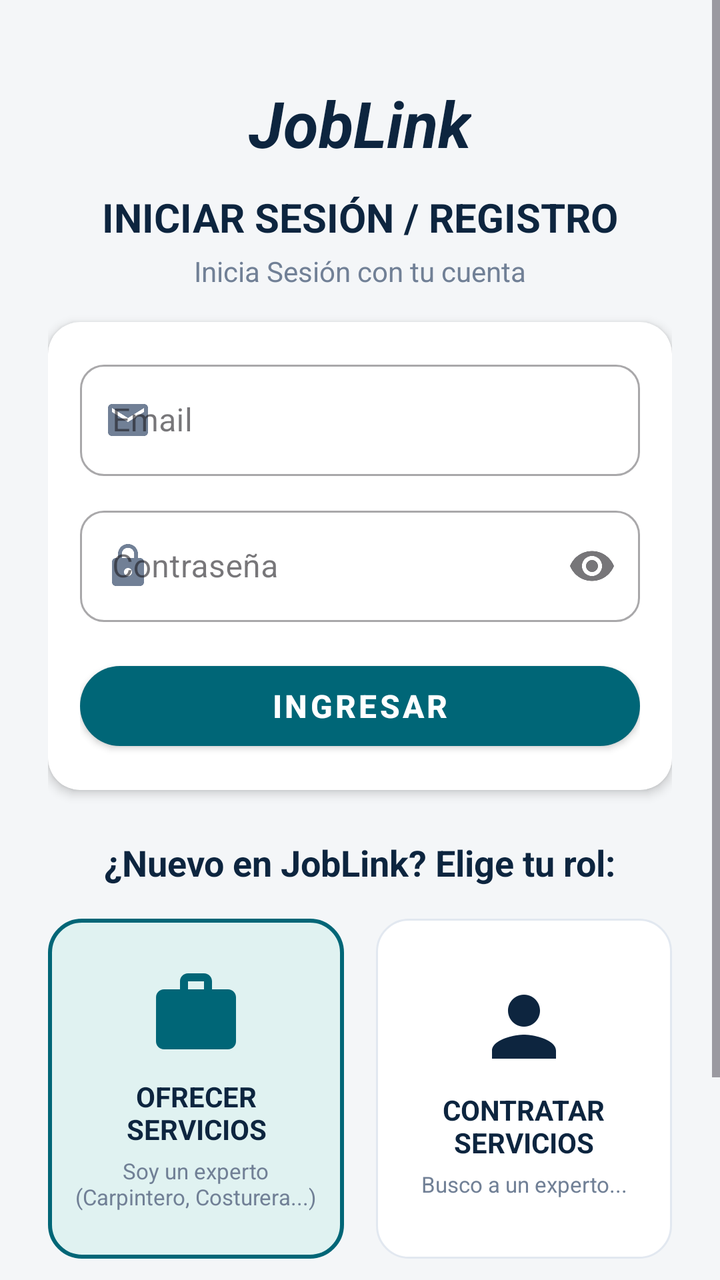
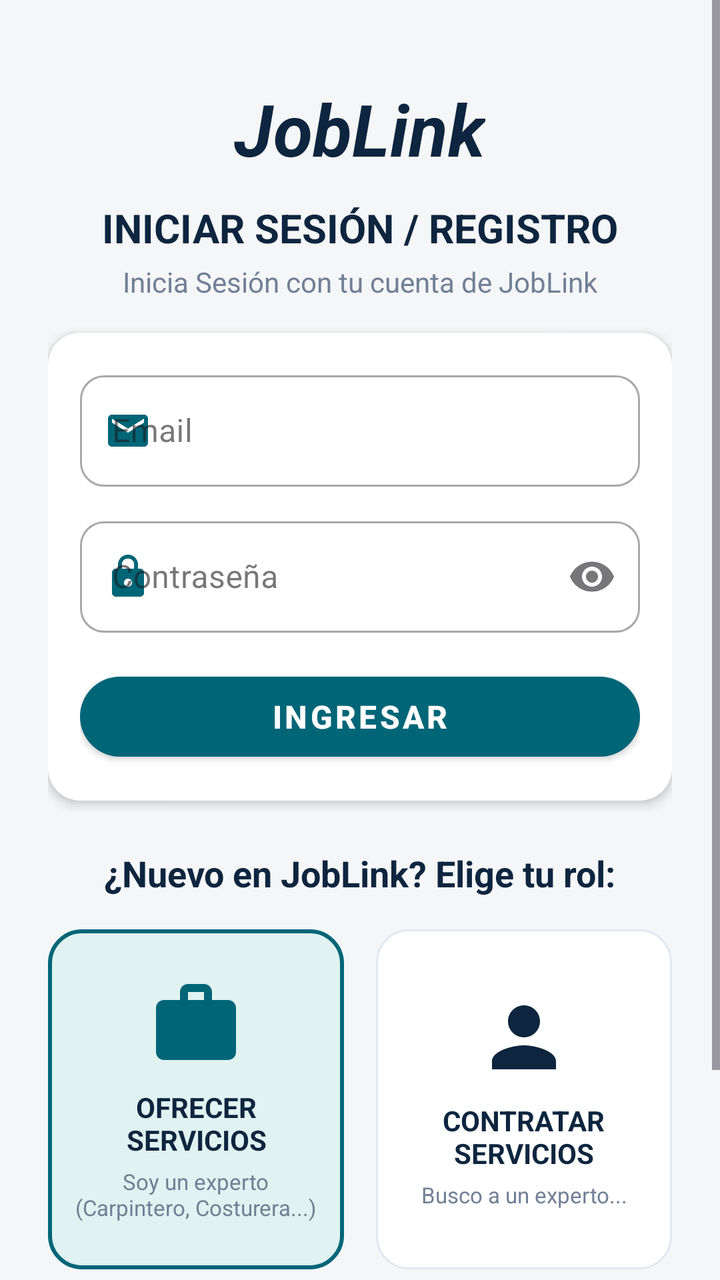

An Android layout rendered at two revisions. The XML below is the earlier revision; the diff shows what the commit changed to produce the second picture.
<!-- AndroidManifest.xml: application theme Theme.JobLink -->
<!-- res/layout/activity_auth.xml -->
<?xml version="1.0" encoding="utf-8"?>
<ScrollView xmlns:android="http://schemas.android.com/apk/res/android"
    xmlns:app="http://schemas.android.com/apk/res-auto"
    android:layout_width="match_parent"
    android:layout_height="match_parent"
    android:background="@color/bg_light"
    android:fillViewport="true">

    <LinearLayout
        android:layout_width="match_parent"
        android:layout_height="wrap_content"
        android:orientation="vertical"
        android:padding="24dp"
        android:gravity="center_horizontal">

        
        <TextView
            android:layout_width="wrap_content"
            android:layout_height="wrap_content"
            android:layout_marginTop="16dp"
            android:text="JobLink"
            android:textColor="@color/navy_primary"
            android:textSize="32sp"
            android:textStyle="bold|italic" />

        <TextView
            android:layout_width="wrap_content"
            android:layout_height="wrap_content"
            android:layout_marginTop="12dp"
            android:text="INICIAR SESIÓN / REGISTRO"
            android:textColor="@color/navy_primary"
            android:textSize="20sp"
            android:textStyle="bold" />

        <TextView
            android:layout_width="wrap_content"
            android:layout_height="wrap_content"
            android:layout_marginTop="4dp"
            android:text="Inicia Sesión con tu cuenta"
            android:textColor="@color/text_secondary"
            android:textSize="14sp" />

        
        <com.google.android.material.card.MaterialCardView
            style="@style/JobLinkCard"
            android:layout_width="match_parent"
            android:layout_height="wrap_content"
            android:layout_marginTop="16dp">

            <LinearLayout
                android:layout_width="match_parent"
                android:layout_height="wrap_content"
                android:orientation="vertical"
                android:padding="16dp">

                <com.google.android.material.textfield.TextInputLayout
                    style="@style/Widget.MaterialComponents.TextInputLayout.OutlinedBox"
                    android:layout_width="match_parent"
                    android:layout_height="wrap_content"
                    android:hint="Email"
                    app:startIconDrawable="@drawable/ic_email"
                    app:startIconTint="@color/text_secondary"
                    app:boxCornerRadiusTopStart="12dp"
                    app:boxCornerRadiusTopEnd="12dp"
                    app:boxCornerRadiusBottomStart="12dp"
                    app:boxCornerRadiusBottomEnd="12dp">

                    <com.google.android.material.textfield.TextInputEditText
                        android:id="@+id/etEmail"
                        android:layout_width="match_parent"
                        android:layout_height="wrap_content"
                        android:inputType="textEmailAddress" />
                </com.google.android.material.textfield.TextInputLayout>

                <com.google.android.material.textfield.TextInputLayout
                    style="@style/Widget.MaterialComponents.TextInputLayout.OutlinedBox"
                    android:layout_width="match_parent"
                    android:layout_height="wrap_content"
                    android:layout_marginTop="12dp"
                    android:hint="Contraseña"
                    app:startIconDrawable="@drawable/ic_lock"
                    app:startIconTint="@color/text_secondary"
                    app:endIconMode="password_toggle"
                    app:boxCornerRadiusTopStart="12dp"
                    app:boxCornerRadiusTopEnd="12dp"
                    app:boxCornerRadiusBottomStart="12dp"
                    app:boxCornerRadiusBottomEnd="12dp">

                    <com.google.android.material.textfield.TextInputEditText
                        android:id="@+id/etPassword"
                        android:layout_width="match_parent"
                        android:layout_height="wrap_content"
                        android:inputType="textPassword" />
                </com.google.android.material.textfield.TextInputLayout>

                <com.google.android.material.button.MaterialButton
                    android:id="@+id/btnIngresar"
                    style="@style/ButtonTeal"
                    android:layout_width="match_parent"
                    android:layout_height="52dp"
                    android:layout_marginTop="16dp"
                    android:text="INGRESAR" />
            </LinearLayout>
        </com.google.android.material.card.MaterialCardView>

        
        <TextView
            android:layout_width="wrap_content"
            android:layout_height="wrap_content"
            android:layout_marginTop="24dp"
            android:text="¿Nuevo en JobLink? Elige tu rol:"
            android:textColor="@color/navy_primary"
            android:textSize="18sp"
            android:textStyle="bold" />

        <LinearLayout
            android:layout_width="match_parent"
            android:layout_height="wrap_content"
            android:orientation="horizontal"
            android:layout_marginTop="16dp">

            
            <LinearLayout
                android:id="@+id/cardRoleWorker"
                android:layout_width="0dp"
                android:layout_height="170dp"
                android:layout_weight="1"
                android:layout_marginEnd="8dp"
                android:background="@drawable/bg_role_card_selected"
                android:orientation="vertical"
                android:gravity="center"
                android:padding="12dp"
                android:clickable="true"
                android:focusable="true">

                <ImageView
                    android:id="@+id/ivRoleWorkerIcon"
                    android:layout_width="48dp"
                    android:layout_height="48dp"
                    android:src="@drawable/ic_briefcase"
                    app:tint="@color/teal_primary" />

                <TextView
                    android:layout_width="wrap_content"
                    android:layout_height="wrap_content"
                    android:layout_marginTop="8dp"
                    android:text="OFRECER\nSERVICIOS"
                    android:textColor="@color/navy_primary"
                    android:textSize="14sp"
                    android:textStyle="bold"
                    android:gravity="center" />

                <TextView
                    android:layout_width="wrap_content"
                    android:layout_height="wrap_content"
                    android:layout_marginTop="4dp"
                    android:text="Soy un experto\n(Carpintero, Costurera...)"
                    android:textColor="@color/text_secondary"
                    android:textSize="11sp"
                    android:gravity="center" />
            </LinearLayout>

            
            <LinearLayout
                android:id="@+id/cardRoleClient"
                android:layout_width="0dp"
                android:layout_height="170dp"
                android:layout_weight="1"
                android:layout_marginStart="8dp"
                android:background="@drawable/bg_role_card_unselected"
                android:orientation="vertical"
                android:gravity="center"
                android:padding="12dp"
                android:clickable="true"
                android:focusable="true">

                <ImageView
                    android:id="@+id/ivRoleClientIcon"
                    android:layout_width="48dp"
                    android:layout_height="48dp"
                    android:src="@drawable/ic_user_search"
                    app:tint="@color/navy_primary" />

                <TextView
                    android:layout_width="wrap_content"
                    android:layout_height="wrap_content"
                    android:layout_marginTop="8dp"
                    android:text="CONTRATAR\nSERVICIOS"
                    android:textColor="@color/navy_primary"
                    android:textSize="14sp"
                    android:textStyle="bold"
                    android:gravity="center" />

                <TextView
                    android:layout_width="wrap_content"
                    android:layout_height="wrap_content"
                    android:layout_marginTop="4dp"
                    android:text="Busco a un experto..."
                    android:textColor="@color/text_secondary"
                    android:textSize="11sp"
                    android:gravity="center" />
            </LinearLayout>
        </LinearLayout>

        
        <com.google.android.material.button.MaterialButton
            android:id="@+id/btnCrearCuenta"
            style="@style/ButtonOrange"
            android:layout_width="match_parent"
            android:layout_height="52dp"
            android:layout_marginTop="20dp"
            android:text="CREAR CUENTA" />

        <TextView
            android:id="@+id/tvForgotPassword"
            android:layout_width="wrap_content"
            android:layout_height="wrap_content"
            android:layout_marginTop="16dp"
            android:text="¿Olvidaste tu contraseña?"
            android:textColor="@color/navy_primary"
            android:textSize="14sp"
            android:textStyle="bold"
            android:clickable="true"
            android:focusable="true" />

    </LinearLayout>
</ScrollView>
<!-- resources referenced by this layout -->
<resources>
  <color name="bg_light">#F4F6F8</color>
  <color name="navy_primary">#0D253F</color>
  <color name="teal_primary">#006677</color>
  <color name="text_secondary">#718096</color>
  <!-- drawable bg_role_card_selected (drawable) -->
  <?xml version="1.0" encoding="utf-8"?>
  <shape xmlns:android="http://schemas.android.com/apk/res/android"
      android:shape="rectangle">
      <solid android:color="@color/teal_light" />
      <corners android:radius="16dp" />
      <stroke
          android:width="2dp"
          android:color="@color/teal_primary" />
  </shape>
  <!-- drawable bg_role_card_unselected (drawable) -->
  <?xml version="1.0" encoding="utf-8"?>
  <shape xmlns:android="http://schemas.android.com/apk/res/android"
      android:shape="rectangle">
      <solid android:color="@color/card_bg" />
      <corners android:radius="16dp" />
      <stroke
          android:width="1dp"
          android:color="@color/divider_color" />
  </shape>
  <!-- drawable ic_briefcase (drawable) -->
  <vector xmlns:android="http://schemas.android.com/apk/res/android"
      android:width="24dp"
      android:height="24dp"
      android:viewportWidth="24"
      android:viewportHeight="24">
    <path
        android:fillColor="#FF000000"
        android:pathData="M20,6h-4V4c0,-1.11 -0.89,-2 -2,-2h-4c-1.11,0 -2,0.89 -2,2v2H4c-1.11,0 -1.99,0.89 -1.99,2L2,19c0,1.11 0.89,2 2,2h16c1.11,0 2,-0.89 2,-2V8c0,-1.11 -0.89,-2 -2,-2zm-6,0h-4V4h4v2z"/>
  </vector>
  <!-- drawable ic_email (drawable) -->
  <vector xmlns:android="http://schemas.android.com/apk/res/android"
      android:width="24dp"
      android:height="24dp"
      android:viewportWidth="24"
      android:viewportHeight="24">
    <path
        android:fillColor="#FF000000"
        android:pathData="M20,4H4c-1.1,0 -1.99,0.9 -1.99,2L2,18c0,1.1 0.9,2 2,2h16c1.1,0 2,-0.9 2,-2V6c0,-1.1 -0.9,-2 -2,-2zm0,4l-8,5 -8,-5V6l8,5 8,-5v2z"/>
  </vector>
  <!-- drawable ic_user_search (drawable) -->
  <vector xmlns:android="http://schemas.android.com/apk/res/android"
      android:width="24dp"
      android:height="24dp"
      android:viewportWidth="24"
      android:viewportHeight="24">
    <path
        android:fillColor="#FF000000"
        android:pathData="M12,12c2.21,0 4,-1.79 4,-4s-1.79,-4 -4,-4 -4,1.79 -4,4 1.79,4 4,4zm0,2c-2.67,0 -8,1.34 -8,4v2h16v-2c0,-2.66 -5.33,-4 -8,-4z"/>
  </vector>
  <style name="ButtonOrange" parent="Widget.MaterialComponents.Button">
          <item name="backgroundTint">@color/orange_accent</item>
          <item name="android:textColor">@color/white</item>
          <item name="cornerRadius">24dp</item>
          <item name="android:textStyle">bold</item>
          <item name="android:textSize">16sp</item>
      </style>
  <style name="ButtonTeal" parent="Widget.MaterialComponents.Button">
          <item name="backgroundTint">@color/teal_primary</item>
          <item name="android:textColor">@color/white</item>
          <item name="cornerRadius">24dp</item>
          <item name="android:textStyle">bold</item>
          <item name="android:textSize">16sp</item>
      </style>
  <style name="JobLinkCard" parent="Widget.MaterialComponents.CardView">
          <item name="cardBackgroundColor">@color/card_bg</item>
          <item name="cardCornerRadius">16dp</item>
          <item name="cardElevation">3dp</item>
          <item name="strokeWidth">0dp</item>
      </style>
  <style name="Theme.JobLink" parent="Base.Theme.JobLink" />
  <color name="teal_light">#E0F2F1</color>
  <color name="card_bg">#FFFFFF</color>
  <color name="divider_color">#E2E8F0</color>
  <color name="orange_accent">#FF7A00</color>
  <color name="white">#FFFFFFFF</color>
  <!-- unchanged entries left out for length: 2 -->
</resources>

<!-- the commit's change to res/layout/activity_auth.xml (unified diff, before → after) -->
@@ -1,10 +1,12 @@
 <?xml version="1.0" encoding="utf-8"?>
 <ScrollView xmlns:android="http://schemas.android.com/apk/res/android"
     xmlns:app="http://schemas.android.com/apk/res-auto"
+    android:id="@+id/rootAuthScroll"
     android:layout_width="match_parent"
     android:layout_height="match_parent"
     android:background="@color/bg_light"
-    android:fillViewport="true">
+    android:fillViewport="true"
+    android:fitsSystemWindows="true">
 
     <LinearLayout
         android:layout_width="match_parent"
@@ -20,7 +22,7 @@
             android:layout_marginTop="16dp"
             android:text="JobLink"
             android:textColor="@color/navy_primary"
-            android:textSize="32sp"
+            android:textSize="36sp"
             android:textStyle="bold|italic" />
 
         <TextView
@@ -36,7 +38,7 @@
             android:layout_width="wrap_content"
             android:layout_height="wrap_content"
             android:layout_marginTop="4dp"
-            android:text="Inicia Sesión con tu cuenta"
+            android:text="Inicia Sesión con tu cuenta de JobLink"
             android:textColor="@color/text_secondary"
             android:textSize="14sp" />
 
@@ -59,7 +61,7 @@
                     android:layout_height="wrap_content"
                     android:hint="Email"
                     app:startIconDrawable="@drawable/ic_email"
-                    app:startIconTint="@color/text_secondary"
+                    app:startIconTint="@color/teal_primary"
                     app:boxCornerRadiusTopStart="12dp"
                     app:boxCornerRadiusTopEnd="12dp"
                     app:boxCornerRadiusBottomStart="12dp"
@@ -69,6 +71,8 @@
                         android:id="@+id/etEmail"
                         android:layout_width="match_parent"
                         android:layout_height="wrap_content"
+                        android:textColor="@color/navy_primary"
+                        android:textColorHint="@color/text_secondary"
                         android:inputType="textEmailAddress" />
                 </com.google.android.material.textfield.TextInputLayout>
 
@@ -79,7 +83,7 @@
                     android:layout_marginTop="12dp"
                     android:hint="Contraseña"
                     app:startIconDrawable="@drawable/ic_lock"
-                    app:startIconTint="@color/text_secondary"
+                    app:startIconTint="@color/teal_primary"
                     app:endIconMode="password_toggle"
                     app:boxCornerRadiusTopStart="12dp"
                     app:boxCornerRadiusTopEnd="12dp"
@@ -90,6 +94,8 @@
                         android:id="@+id/etPassword"
                         android:layout_width="match_parent"
                         android:layout_height="wrap_content"
+                        android:textColor="@color/navy_primary"
+                        android:textColorHint="@color/text_secondary"
                         android:inputType="textPassword" />
                 </com.google.android.material.textfield.TextInputLayout>
 
@@ -117,7 +123,8 @@
             android:layout_width="match_parent"
             android:layout_height="wrap_content"
             android:orientation="horizontal"
-            android:layout_marginTop="16dp">
+            android:layout_marginTop="16dp"
+            android:baselineAligned="false">
 
             
             <LinearLayout
